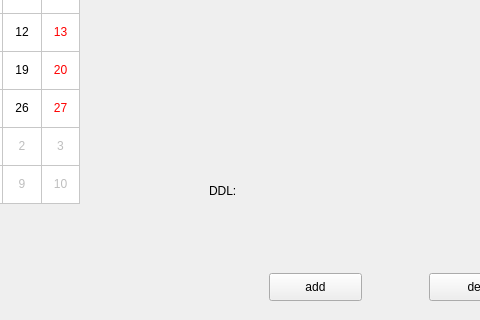
Old version of the form canvas-calender/mainwindow.ui in the repository LTZDLY/Qt-canvas-calender; both pictures show x 261 to 741 and y 117 to 437 of the 858 by 600 pixel window.
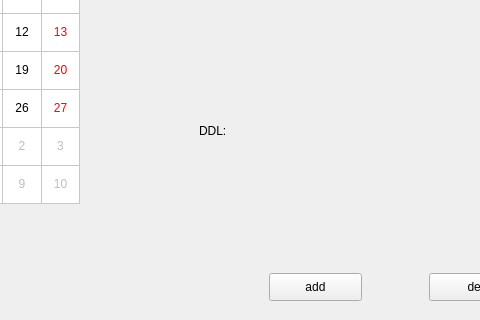
New version of the form.

Commit message: complete ddl display function

The edit to the form file:
```diff
--- a/canvas-calender/mainwindow.ui
+++ b/canvas-calender/mainwindow.ui
@@ -133,8 +133,8 @@
    <widget class="QLabel" name="label_4">
     <property name="geometry">
      <rect>
-      <x>470</x>
-      <y>300</y>
+      <x>460</x>
+      <y>240</y>
       <width>72</width>
       <height>15</height>
      </rect>
```
Left out of the diff: 26 changed lines with no effect on the pictures. The commit also changes 1 other file.
